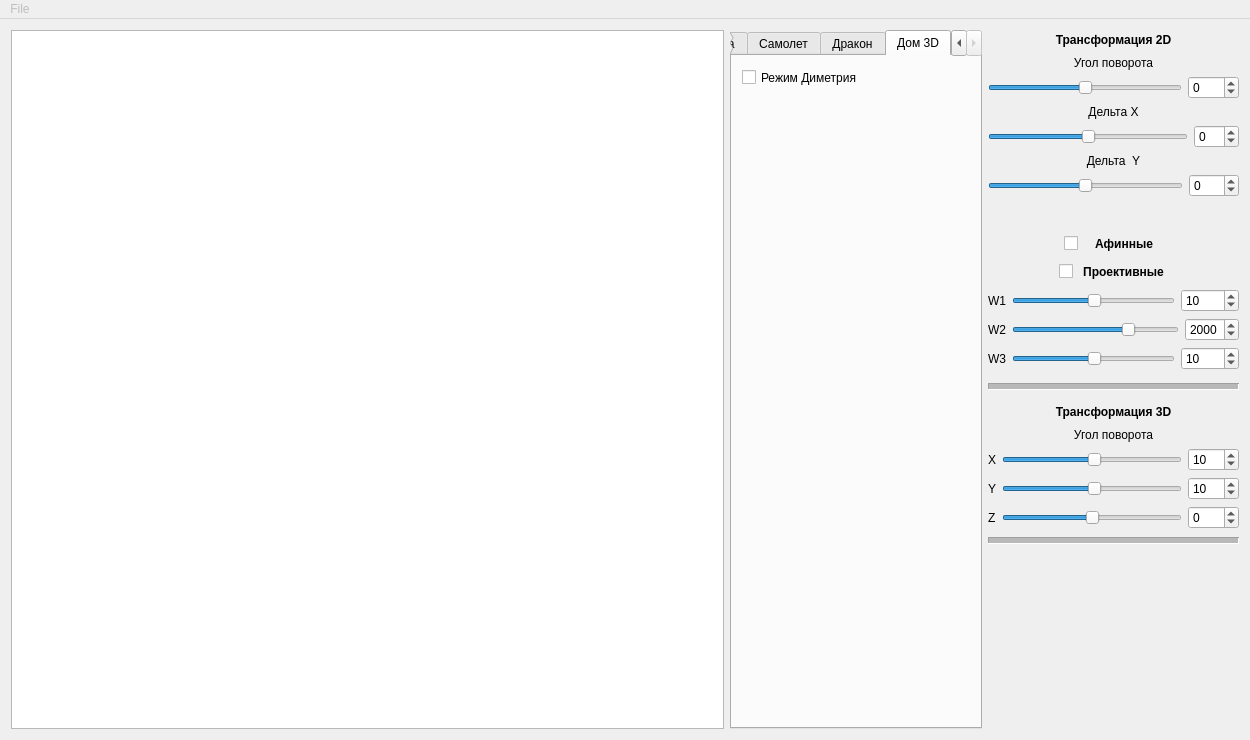
Qt form MainWindow/mainwindow.ui (Childcity/QtGraphicsExample) before a commit.
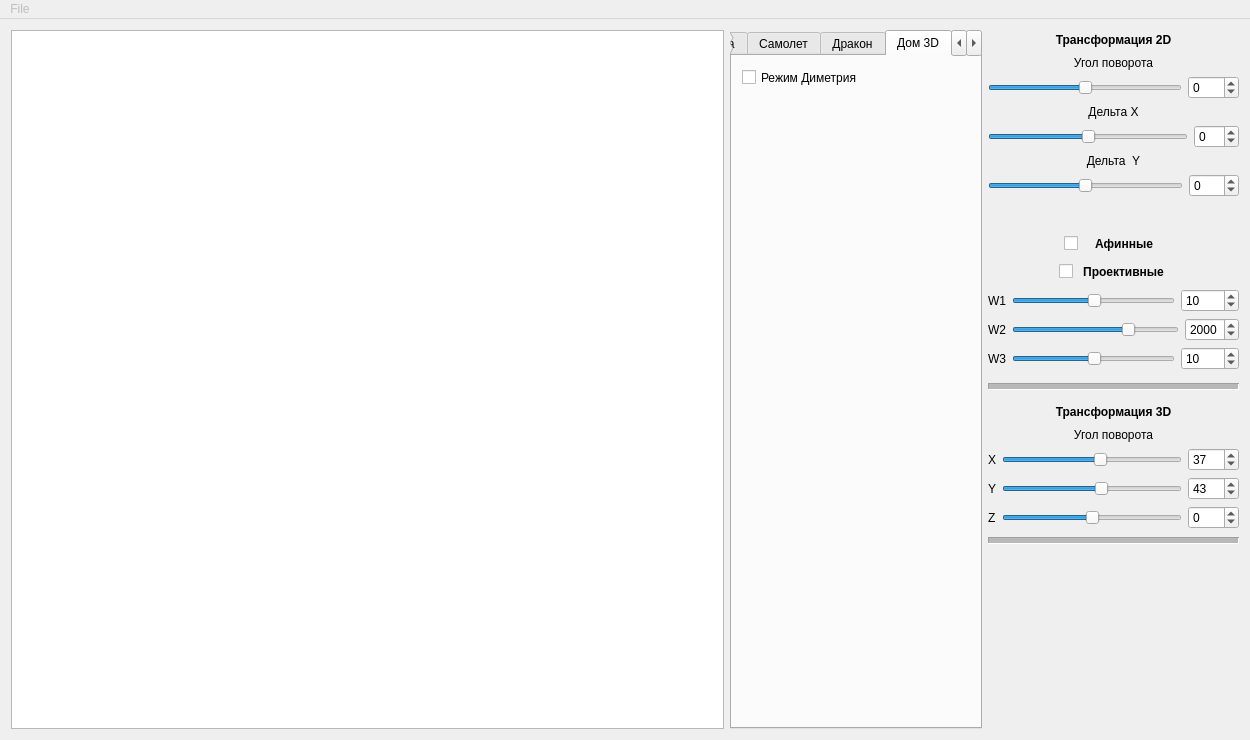
The same form after that commit. The open tabs and pages were chosen to show the change. Icons and pictures are not drawn. Custom widgets are drawn as their Qt base class.

What changed in the file:
```diff
--- a/MainWindow/mainwindow.ui
+++ b/MainWindow/mainwindow.ui
@@ -936,6 +936,11 @@
           </property>
          </widget>
         </widget>
+        <widget class="QWidget" name="tab_6">
+         <attribute name="title">
+          <string>Параболоид</string>
+         </attribute>
+        </widget>
        </widget>
       </item>
       <item>
@@ -1458,7 +1463,7 @@
              <number>10</number>
             </property>
             <property name="value">
-             <number>10</number>
+             <number>37</number>
             </property>
             <property name="orientation">
              <enum>Qt::Horizontal</enum>
@@ -1477,7 +1482,7 @@
              <number>1</number>
             </property>
             <property name="value">
-             <number>10</number>
+             <number>37</number>
             </property>
            </widget>
           </item>
@@ -1510,7 +1515,7 @@
              <number>10</number>
             </property>
             <property name="value">
-             <number>10</number>
+             <number>43</number>
             </property>
             <property name="orientation">
              <enum>Qt::Horizontal</enum>
@@ -1529,7 +1534,7 @@
              <number>1</number>
             </property>
             <property name="value">
-             <number>10</number>
+             <number>43</number>
             </property>
            </widget>
           </item>
```
Left out of the diff: 82 changed lines with no effect on the pictures.
